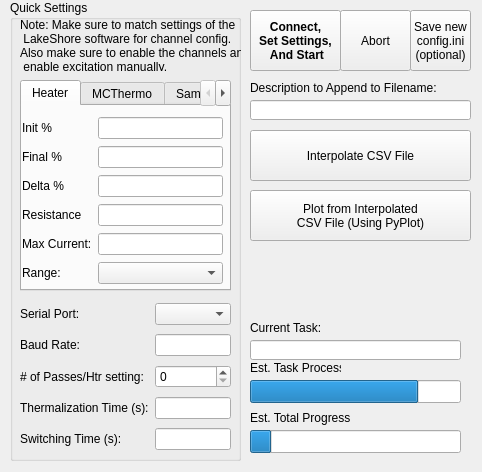
First picture: the form in LakeShore372SimplifiedStressMeasureGui.ui, repository Sochnikov-Lab/LakeShore372-Tools, before the edit.
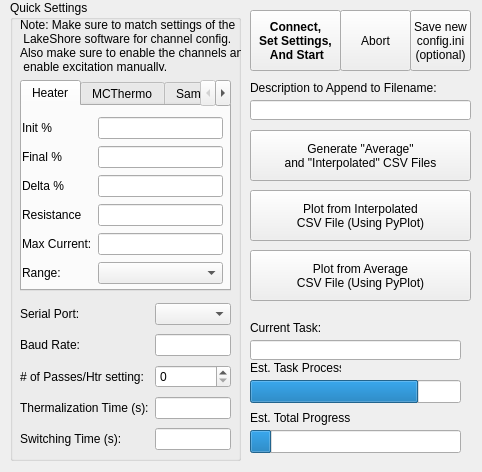
Second picture: the form after the edit.

Commit message: added plotting of average

The edit to the form file:
```diff
--- a/LakeShore372SimplifiedStressMeasureGui.ui
+++ b/LakeShore372SimplifiedStressMeasureGui.ui
@@ -64,7 +64,8 @@
      </rect>
     </property>
     <property name="text">
-     <string>Interpolate CSV File</string>
+     <string>Generate &quot;Average&quot;
+and &quot;Interpolated&quot; CSV Files</string>
     </property>
    </widget>
    <widget class="QPushButton" name="plotbutton">
@@ -688,6 +689,20 @@
 (optional)</string>
     </property>
    </widget>
+   <widget class="QPushButton" name="plotbutton_2">
+    <property name="geometry">
+     <rect>
+      <x>250</x>
+      <y>250</y>
+      <width>221</width>
+      <height>51</height>
+     </rect>
+    </property>
+    <property name="text">
+     <string>Plot from Average
+CSV File (Using PyPlot)</string>
+    </property>
+   </widget>
   </widget>
  </widget>
  <resources/>
```
The commit also changes 2 other files.
